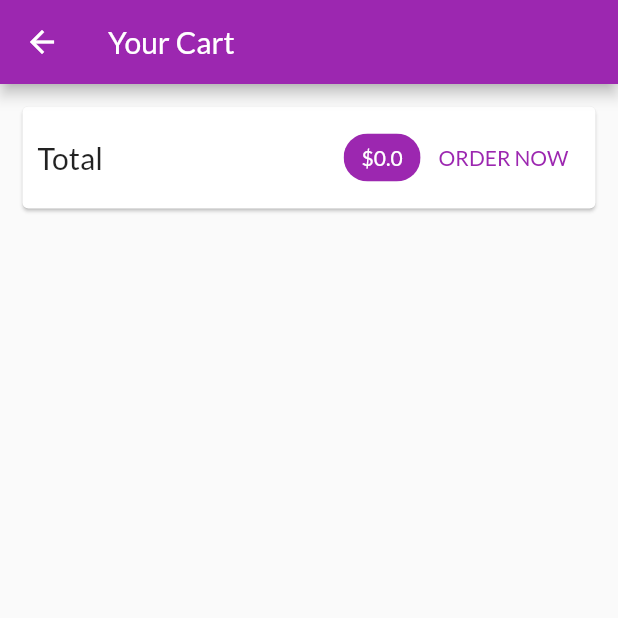
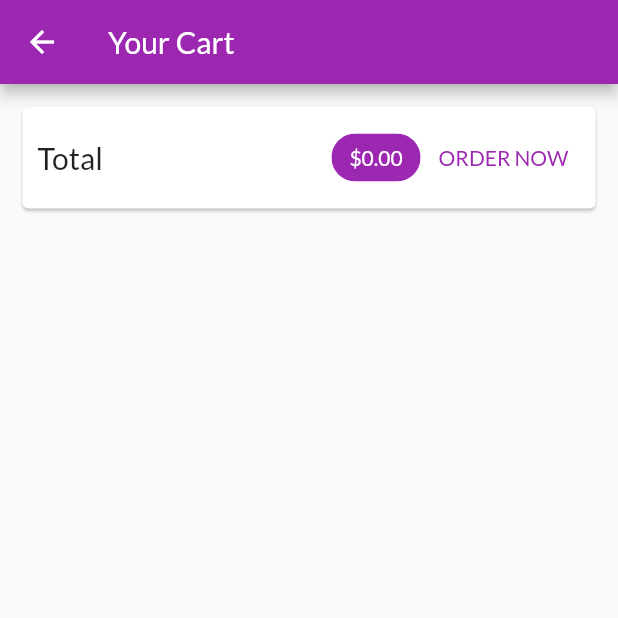
Before and after one commit to anshu06468/shop_app_flutter, a Flutter app: the CartScreen screen opened by its route, after a tap on "ORDER NOW", on a phone screen of 412 x 824 dp, the top half of it. Run offline on Flutter 3.47's test engine with Material 2 defaults, Android fonts, the phone set to English and light mode, and no system bars; network calls fail.

```diff
--- a/lib/providers/cart.dart
+++ b/lib/providers/cart.dart
@@ -1,12 +1,12 @@
 import 'package:flutter/material.dart';
 
-class CartItems {
+class CartItem {
   final String id;
   final String title;
   final int quantity;
   final double price;
 
-  CartItems({
+  CartItem({
     @required this.id,
     @required this.title,
     @required this.quantity,
@@ -15,9 +15,9 @@ class CartItems {
 }
 
 class Cart with ChangeNotifier {
-  Map<String, CartItems> _items = {};
+  Map<String, CartItem> _items = {};
 
-  Map<String, CartItems> get items {
+  Map<String, CartItem> get items {
     return {..._items};
   }
 
@@ -25,7 +25,7 @@ class Cart with ChangeNotifier {
     return _items.length;
   }
 
-  double get totalCount {
+  double get totalAmount {
     var total = 0.0;
     _items.forEach((key, value) {
       total += value.price;
@@ -38,6 +38,11 @@ class Cart with ChangeNotifier {
     notifyListeners();
   }
 
+  void clear() {
+    _items = {};
+    notifyListeners();
+  }
+
   void addItem(
     String productId,
     double price,
@@ -46,7 +51,7 @@ class Cart with ChangeNotifier {
     if (_items.containsKey(productId)) {
       _items.update(
           productId,
-          (existingItem) => CartItems(
+          (existingItem) => CartItem(
                 id: existingItem.id,
                 title: existingItem.title,
                 quantity: existingItem.quantity + 1,
@@ -55,7 +60,7 @@ class Cart with ChangeNotifier {
     } else {
       _items.putIfAbsent(
         productId,
-        () => CartItems(
+        () => CartItem(
             id: DateTime.now().toString(),
             price: price,
             title: title,
--- /dev/null
+++ b/lib/providers/orders.dart
@@ -0,0 +1,36 @@
+import 'package:flutter/foundation.dart';
+import 'package:shop/providers/cart.dart';
+
+class OrderItem {
+  final String id;
+  final double amount;
+  final List<CartItem> products;
+  final DateTime dateTime;
+
+  OrderItem({
+    @required this.id,
+    @required this.amount,
+    @required this.products,
+    @required this.dateTime,
+  });
+}
+
+class Orders with ChangeNotifier {
+  List<OrderItem> _order = [];
+
+  List<OrderItem> get item {
+    return [..._order];
+  }
+
+  void addOrder(List<CartItem> cartproduct, double total) {
+    _order.insert(
+        0,
+        OrderItem(
+          id: DateTime.now().toString(),
+          amount: total,
+          products: cartproduct,
+          dateTime: DateTime.now(),
+        ));
+    notifyListeners();
+  }
+}
--- a/lib/screens/cart_screen.dart
+++ b/lib/screens/cart_screen.dart
@@ -1,5 +1,6 @@
 import 'package:flutter/material.dart';
 import 'package:provider/provider.dart';
+import 'package:shop/providers/orders.dart';
 import './../widgets/cart_item.dart';
 import './../providers/cart.dart';
 
@@ -28,7 +29,7 @@ class CartScreen extends StatelessWidget {
                   Spacer(),
                   Chip(
                     label: Text(
-                      "\$${cartDetails.totalCount}",
+                      "\$${cartDetails.totalAmount.toStringAsFixed(2)}",
                       style: TextStyle(
                         color:
                             Theme.of(context).primaryTextTheme.subtitle1.color,
@@ -40,7 +41,12 @@ class CartScreen extends StatelessWidget {
                     width: 4,
                   ),
                   TextButton(
-                    onPressed: () {},
+                    onPressed: () {
+                      Provider.of<Orders>(context, listen: false).addOrder(
+                          cartDetails.items.values.toList(),
+                          cartDetails.totalAmount);
+                      cartDetails.clear();
+                    },
                     child: Text("ORDER NOW"),
                     style: TextButton.styleFrom(
                         primary: Theme.of(context).primaryColor),
--- /dev/null
+++ b/lib/screens/orders_screen.dart
@@ -0,0 +1,24 @@
+import 'package:flutter/material.dart';
+import 'package:provider/provider.dart';
+import 'package:shop/providers/orders.dart' show Orders;
+import './../widgets/appDrawer.dart';
+import 'package:shop/widgets/orderitem.dart';
+
+class OrderScreen extends StatelessWidget {
+  static const routeName = "/orders";
+  @override
+  Widget build(BuildContext context) {
+    final ordersItems = Provider.of<Orders>(context);
+    return Scaffold(
+        appBar: AppBar(
+          title: Text("Yours Orders"),
+        ),
+        drawer: AppDrawer(),
+        body: ListView.builder(
+          itemBuilder: (ctx, i) {
+            return OrderItem(ordersItems.item[i]);
+          },
+          itemCount: ordersItems.item.length,
+        ));
+  }
+}
--- a/lib/screens/product_overview_screen.dart
+++ b/lib/screens/product_overview_screen.dart
@@ -1,7 +1,8 @@
 import 'package:flutter/material.dart';
 import 'package:provider/provider.dart';
+import './../widgets/appDrawer.dart';
 import './../providers/cart.dart';
-import 'package:shop/screens/cart_screen.dart';
+import './../screens/cart_screen.dart';
 import 'package:shop/widgets/badge.dart';
 import './../widgets/products_grid.dart';
 
@@ -11,6 +12,7 @@ enum FilterOptions {
 }
 
 class ProductOverviewScreen extends StatefulWidget {
+  static const routeName = '/';
   @override
   _ProductOverviewScreenState createState() => _ProductOverviewScreenState();
 }
@@ -20,6 +22,7 @@ class _ProductOverviewScreenState extends State<ProductOverviewScreen> {
   @override
   Widget build(BuildContext context) {
     return Scaffold(
+      drawer: AppDrawer(),
       appBar: AppBar(
         title: Text("My Shop"),
         actions: [
--- /dev/null
+++ b/lib/widgets/orderitem.dart
@@ -0,0 +1,69 @@
+import 'package:flutter/material.dart';
+import './../providers/orders.dart' as ord;
+import 'package:intl/intl.dart';
+import 'dart:math';
+
+class OrderItem extends StatefulWidget {
+  final ord.OrderItem order;
+
+  OrderItem(this.order);
+
+  @override
+  _OrderItemState createState() => _OrderItemState();
+}
+
+class _OrderItemState extends State<OrderItem> {
+  var _expanded = false;
+  @override
+  Widget build(BuildContext context) {
+    return Card(
+      margin: EdgeInsets.all(10),
+      child: Column(
+        children: [
+          ListTile(
+            title: Text("\$${widget.order.amount}"),
+            subtitle: Text(
+              DateFormat('dd/mm/yyyy hh:mm').format(widget.order.dateTime),
+            ),
+            trailing: IconButton(
+              icon: Icon(_expanded ? Icons.expand_less : Icons.expand_more),
+              onPressed: () {
+                setState(() {
+                  _expanded = !_expanded;
+                });
+              },
+            ),
+          ),
+          if (_expanded)
+            Container(
+              padding: EdgeInsets.symmetric(horizontal: 15, vertical: 4),
+              height: min(widget.order.products.length * 20.0 + 10, 180),
+              child: ListView.builder(
+                  itemCount: widget.order.products.length,
+                  itemBuilder: (ctx, i) {
+                    return Row(
+                      mainAxisAlignment: MainAxisAlignment.spaceBetween,
+                      children: [
+                        Text(
+                          widget.order.products[i].title,
+                          style: TextStyle(
+                            fontSize: 18,
+                            fontWeight: FontWeight.bold,
+                          ),
+                        ),
+                        Text(
+                          "${widget.order.products[i].quantity}x \$${widget.order.products[i].price}",
+                          style: TextStyle(
+                            fontSize: 18,
+                            color: Colors.grey,
+                          ),
+                        ),
+                      ],
+                    );
+                  }),
+            )
+        ],
+      ),
+    );
+  }
+}
--- a/pubspec.yaml
+++ b/pubspec.yaml
@@ -29,6 +29,7 @@ dependencies:
   # Use with the CupertinoIcons class for iOS style icons.
   cupertino_icons: ^1.0.2
   provider: ^4.0.0
+  intl: ^0.15.8
 
 dev_dependencies:
   flutter_test:
```
Also changed, not shown: lib/main.dart (+7 -0 lines), lib/screens/product_details_screen.dart (+36 -2 lines), lib/widgets/appDrawer.dart (added, +33 -0 lines), pubspec.lock.
